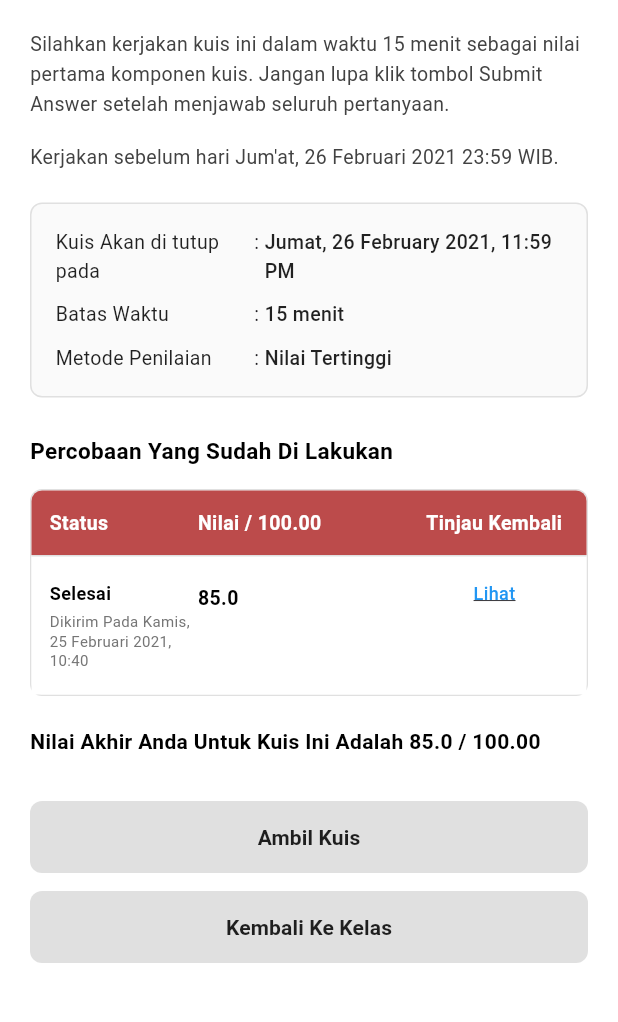
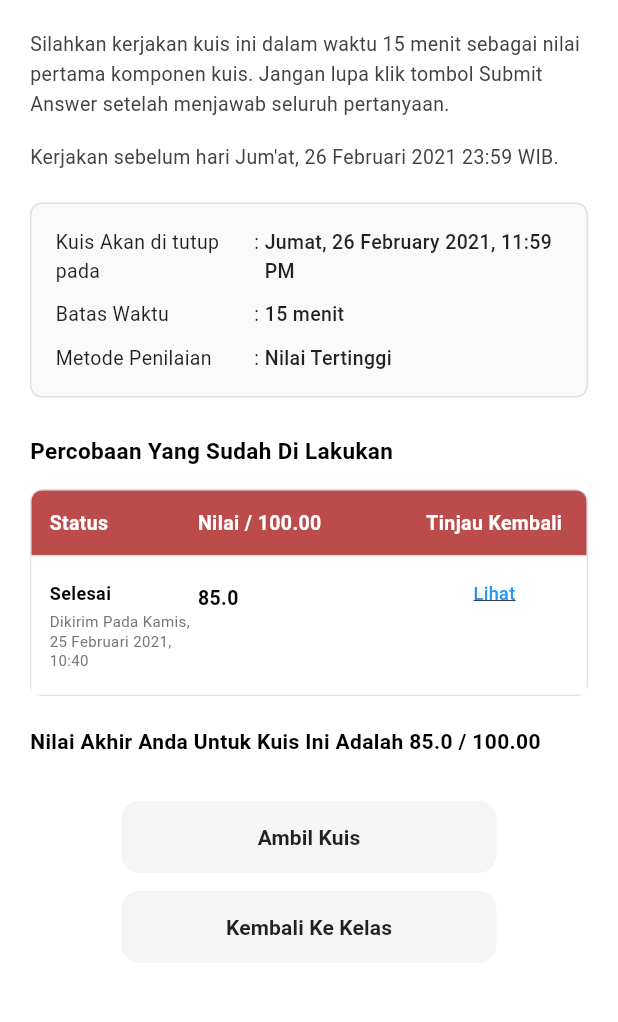
Before and after one commit to Yofaa123/Learning-Management-System, a Flutter app: the QuizReviewScreen screen opened directly, on a phone screen of 412 x 824 dp, the part 84-1106 px from its top. Run offline on Flutter 3.47's test engine with Material 3 defaults, Android fonts, the phone set to English and light mode, and no system bars; our stand-ins replace cached_network_image, youtube_player_flutter; missing offline and left inert: syncfusion_flutter_pdfviewer.

```diff
--- a/lib/screens/class/quiz_review_screen.dart
+++ b/lib/screens/class/quiz_review_screen.dart
@@ -8,6 +8,7 @@ class QuizReviewScreen extends StatelessWidget {
   final String timeLimit;
   final String gradingMethod;
   final double finalScore;
+  final Map<int, int>? selectedAnswers;
 
   const QuizReviewScreen({
     super.key,
@@ -17,6 +18,7 @@ class QuizReviewScreen extends StatelessWidget {
     this.timeLimit = '15 menit',
     this.gradingMethod = 'Nilai Tertinggi',
     this.finalScore = 85.0,
+    this.selectedAnswers,
   });
 
   @override
@@ -56,7 +58,7 @@ class QuizReviewScreen extends StatelessWidget {
               const SizedBox(height: 25),
 
               // Attempt History Section
-              _buildAttemptHistorySection(),
+              _buildAttemptHistorySection(context),
 
               const SizedBox(height: 20),
 
@@ -155,7 +157,7 @@ class QuizReviewScreen extends StatelessWidget {
     );
   }
 
-  Widget _buildAttemptHistorySection() {
+  Widget _buildAttemptHistorySection(BuildContext context) {
     return Column(
       crossAxisAlignment: CrossAxisAlignment.start,
       children: [
@@ -283,7 +285,17 @@ class QuizReviewScreen extends StatelessWidget {
                       child: Center(
                         child: GestureDetector(
                           onTap: () {
-                            // Placeholder for review action
+                            Navigator.push(
+                              context,
+                              MaterialPageRoute(
+                                builder: (context) => QuizTakingScreen(
+                                  quizTitle: quizTitle,
+                                  isReviewMode: true,
+                                  initialIndex: 0,
+                                  initialAnswers: selectedAnswers,
+                                ),
+                              ),
+                            );
                           },
                           child: const Text(
                             'Lihat',
@@ -322,8 +334,9 @@ class QuizReviewScreen extends StatelessWidget {
     return Column(
       children: [
         // Ambil Kuis Button
-        SizedBox(
-          width: double.infinity,
+        Center(
+          child: SizedBox(
+            width: 250,
             child: ElevatedButton(
               onPressed: () {
                 Navigator.push(
@@ -336,11 +349,11 @@ class QuizReviewScreen extends StatelessWidget {
                 );
               },
               style: ElevatedButton.styleFrom(
-              backgroundColor: Colors.grey[300],
+                backgroundColor: const Color(0xFFF5F5F5),
                 foregroundColor: Colors.black87,
                 padding: const EdgeInsets.symmetric(vertical: 14),
                 shape: RoundedRectangleBorder(
-                borderRadius: BorderRadius.circular(8),
+                  borderRadius: BorderRadius.circular(12),
                 ),
                 elevation: 0,
               ),
@@ -353,22 +366,24 @@ class QuizReviewScreen extends StatelessWidget {
               ),
             ),
           ),
+        ),
 
         const SizedBox(height: 12),
 
         // Kembali Ke Kelas Button
-        SizedBox(
-          width: double.infinity,
+        Center(
+          child: SizedBox(
+            width: 250,
             child: ElevatedButton(
               onPressed: () {
                 Navigator.pop(context);
               },
               style: ElevatedButton.styleFrom(
-              backgroundColor: Colors.grey[300],
+                backgroundColor: const Color(0xFFF5F5F5),
                 foregroundColor: Colors.black87,
                 padding: const EdgeInsets.symmetric(vertical: 14),
                 shape: RoundedRectangleBorder(
-                borderRadius: BorderRadius.circular(8),
+                  borderRadius: BorderRadius.circular(12),
                 ),
                 elevation: 0,
               ),
@@ -381,6 +396,7 @@ class QuizReviewScreen extends StatelessWidget {
               ),
             ),
           ),
+        ),
       ],
     );
   }
```
Also changed, not shown: lib/screens/class/quiz_summary_screen.dart (+21 -2 lines), lib/screens/class/quiz_taking_screen.dart (+14 -0 lines). Lines whose indentation alone changed are shown as unchanged.
